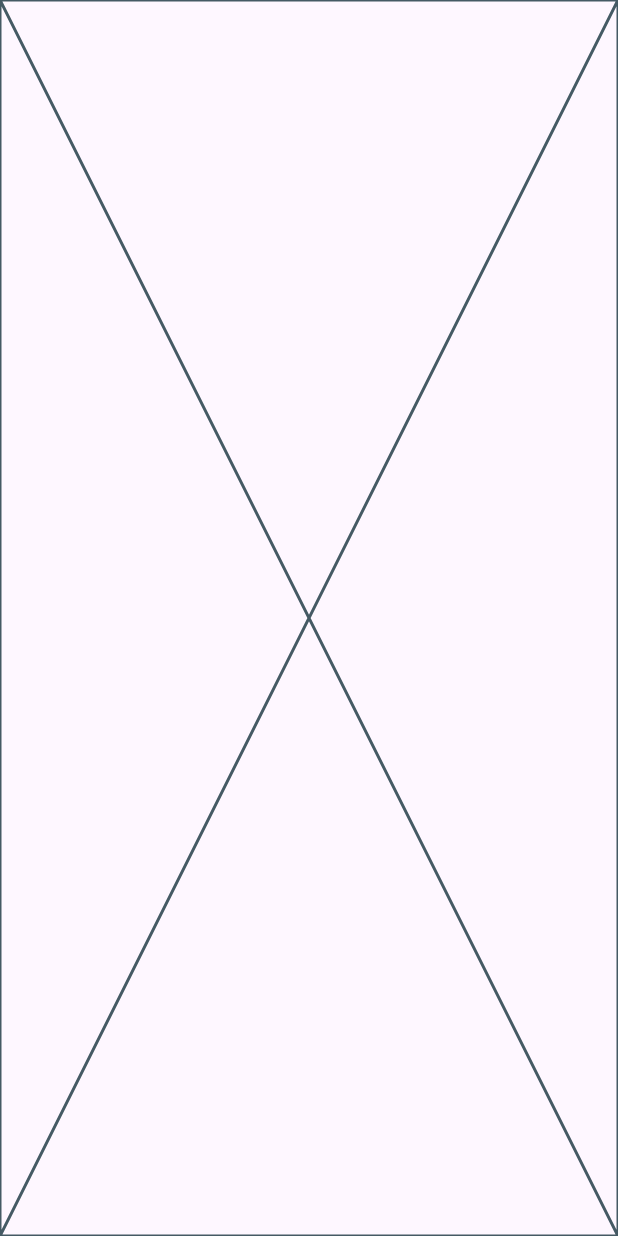
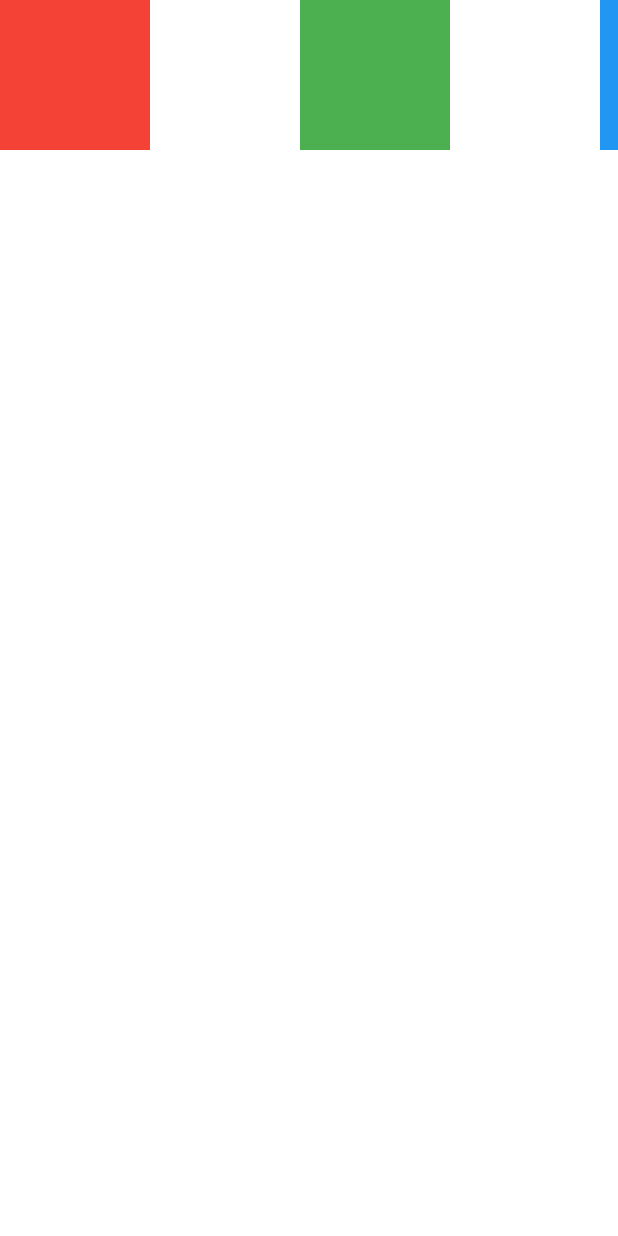
Before and after one commit to ruinivist/infinite_lazy_grid, a Flutter app: the screen it shows after launch, on a phone screen of 412 x 824 dp. Run offline on Flutter 3.47's test engine with Material 3 defaults, Android fonts, the phone set to English and light mode, and no system bars.

Commit message:
canvas with panning

```diff
--- a/example/lib/app.dart
+++ b/example/lib/app.dart
@@ -9,8 +9,60 @@ class App extends StatefulWidget {
 }
 
 class _AppState extends State<App> {
+  Offset _dragStartFocalPoint = Offset.zero;
+  Offset _lastFocalPoint = Offset.zero;
+  Offset _offset = Offset.zero;
+  double _scale = 1.0;
+
   @override
   Widget build(BuildContext context) {
-    return Scaffold(body: InfiniteLazy2dGrid());
+    return Scaffold(
+      body: CanvasView(
+        children: [
+          Container(width: 100, height: 100, color: Colors.red),
+          Container(width: 100, height: 100, color: Colors.green),
+          Container(width: 100, height: 100, color: Colors.blue),
+        ],
+        positions: [
+          Offset(0, 0), // Position for red container
+          Offset(200, 0), // Position for green container
+          Offset(400, 0), // Position for blue container
+        ],
+        offset: _offset,
+        scale: _scale,
+        handleScaleUpdate: (details) {
+          // double dampeningFactor = 0.1;
+          // double scaleDelta = (details.scale - 1) * dampeningFactor;
+          // double newScale = _scale * (1 + scaleDelta);
+          // newScale = newScale.clamp(0.4, 4.0);
+
+          // focal point in the coordinate system of the grid
+          Offset focalPoint = details.localFocalPoint;
+          Offset gridFocalPoint = (_offset + focalPoint) / _scale;
+
+          // new scale set
+          // _scale = newScale;
+
+          // adjust offset to keep the focal point stationary
+          _offset = gridFocalPoint * _scale - focalPoint;
+
+          // panning
+          if (_lastFocalPoint != null) {
+            // right is positive, down is positive
+            Offset delta = -(details.focalPoint - _lastFocalPoint!); //inverse panning (natural)
+            const sensitivity = 1.0; // Adjust sensitivity as needed
+            _offset += delta * sensitivity;
+          }
+          _lastFocalPoint = details.focalPoint;
+          setState(() {});
+        },
+        handleScaleStart: (details) {
+          _lastFocalPoint = details.localFocalPoint;
+          _dragStartFocalPoint = details.localFocalPoint;
+          setState(() {});
+        },
+        canvasBackground: const SingleColorBackround(Colors.white),
+      ),
+    );
   }
 }
--- /dev/null
+++ b/lib/core/background.dart
@@ -0,0 +1,30 @@
+import 'package:flutter/material.dart';
+
+abstract class CanvasBackground {
+  /// the fill color of background
+  final Color bgColor;
+  const CanvasBackground({this.bgColor = Colors.white});
+
+  /// draw the backround on this context. Implement this to have
+  /// different kinds of backgrounds
+  void paint(Canvas canvas, Offset offset, double scale, Size canvasSize);
+}
+
+class NoBackground extends CanvasBackground {
+  const NoBackground();
+
+  @override
+  void paint(Canvas canvas, Offset offset, double scale, Size canvasSize) {}
+}
+
+class SingleColorBackround extends CanvasBackground {
+  const SingleColorBackround(Color backgroundColor) : super(bgColor: backgroundColor);
+
+  @override
+  void paint(Canvas canvas, Offset offset, double scale, Size canvasSize) {
+    final paint = Paint()
+      ..color = bgColor
+      ..style = PaintingStyle.fill;
+    canvas.drawRect(Rect.fromLTWH(0, 0, canvasSize.width, canvasSize.height), paint);
+  }
+}
--- /dev/null
+++ b/lib/core/render.dart
@@ -0,0 +1,180 @@
+import 'package:flutter/material.dart';
+import 'package:flutter/rendering.dart';
+
+import 'background.dart';
+
+/// An infinite canvas that places all the children at the specified positions.
+class CanvasView extends StatelessWidget {
+  final Offset offset;
+  final List<Offset> positions;
+  final List<Widget> children;
+  final CanvasBackground canvasBackground;
+  final double scale;
+  final void Function(ScaleUpdateDetails details) handleScaleUpdate;
+  final void Function(ScaleStartDetails details) handleScaleStart;
+
+  const CanvasView({
+    required this.children,
+    required this.positions,
+    required this.offset,
+    required this.scale,
+    required this.handleScaleUpdate,
+    required this.handleScaleStart,
+    required this.canvasBackground,
+    super.key,
+  }) : assert(children.length == positions.length, 'Children and positions must have the same length');
+
+  @override
+  Widget build(BuildContext context) {
+    return Container(
+      color: canvasBackground.bgColor,
+      child: GestureDetector(
+        behavior: HitTestBehavior.translucent,
+        onScaleUpdate: handleScaleUpdate,
+        onScaleStart: handleScaleStart,
+        child: _CanvasRenderObject(
+          offset: offset,
+          scale: scale,
+          positions: positions,
+          canvasBackground: canvasBackground,
+          children: children,
+        ),
+      ),
+    );
+  }
+}
+
+class _CanvasRenderObject extends MultiChildRenderObjectWidget {
+  final Offset offset;
+  final double scale;
+
+  final List<Offset> positions;
+  final CanvasBackground canvasBackground;
+
+  const _CanvasRenderObject({
+    required this.offset,
+    required this.scale,
+    required this.positions,
+    required super.children,
+    required this.canvasBackground,
+  });
+
+  @override
+  RenderObject createRenderObject(BuildContext context) {
+    return _CanvasRenderBox(offset: offset, scale: scale, positions: positions, canvasBackground: canvasBackground);
+  }
+
+  @override
+  void updateRenderObject(BuildContext context, _CanvasRenderBox renderObject) {
+    renderObject
+      ..offset = offset
+      ..positions = positions
+      ..scale = scale;
+  }
+}
+
+class _CanvasParentData extends ContainerBoxParentData<RenderBox> {}
+
+class _CanvasRenderBox extends RenderBox
+    with
+        ContainerRenderObjectMixin<RenderBox, _CanvasParentData>,
+        RenderBoxContainerDefaultsMixin<RenderBox, _CanvasParentData> {
+  CanvasBackground canvasBackground;
+  Offset _offset;
+  double _scale;
+  List<Offset> _positions;
+
+  _CanvasRenderBox({required positions, required offset, required scale, required this.canvasBackground})
+    : _offset = offset,
+      _positions = positions,
+      _scale = scale;
+
+  set offset(Offset value) {
+    if (_offset == value) return;
+    _offset = value;
+    markNeedsPaint();
+  }
+
+  set positions(List<Offset> value) {
+    if (_positions == value) return;
+    _positions = value;
+    markNeedsLayout();
+  }
+
+  set scale(double value) {
+    if (_scale == value) return;
+    _scale = value;
+    markNeedsPaint();
+  }
+
+  @override
+  void setupParentData(RenderBox child) {
+    if (child.parentData is! _CanvasParentData) {
+      child.parentData = _CanvasParentData();
+    }
+  }
+
+  @override
+  void performLayout() {
+    size = constraints.biggest;
+
+    RenderBox? child = firstChild;
+    while (child != null) {
+      final _CanvasParentData childParentData = child.parentData! as _CanvasParentData;
+      child.layout(constraints.loosen(), parentUsesSize: false); // TODO: parentUsesSize should be false, but idk
+      child = childParentData.nextSibling;
+    }
+  }
+
+  @override
+  void paint(PaintingContext context, Offset canvasStartOffset) {
+    final canvas = context.canvas;
+
+    canvasBackground.paint(canvas, _offset, _scale, size);
+
+    RenderBox? child = firstChild;
+    for (int idx = 0; child != null; idx++) {
+      final _CanvasParentData childParentData = child.parentData! as _CanvasParentData;
+      final paintAt = _positions[idx] * _scale - _offset;
+      context.paintChild(child, paintAt);
+      child = childParentData.nextSibling;
+    }
+  }
+
+  // do i need to override hitTest? yes I do
+  @override
+  bool hitTest(BoxHitTestResult result, {required Offset position}) {
+    // args are propagating so this may happen, just ignore it
+    //is it a double render bug?
+    if (childCount != _positions.length) {
+      return false;
+    }
+    // TODO: this is bit slow, so the tap is shown slightly after the actual tap
+    bool hitChild = false;
+    RenderBox? child = lastChild;
+    for (int i = childCount - 1; i >= 0; i--) {
+      if (child != null) {
+        final _CanvasParentData childParentData = child.parentData! as _CanvasParentData;
+        // child is at _positions[i] in grid space
+        final ssChildPosition = _positions[i] * _scale - _offset; // child position in screen space
+        final positionInChildSpace = position - ssChildPosition; // position in child space
+        if ((child.size * _scale).contains(positionInChildSpace)) {
+          final isHit = result.addWithPaintOffset(
+            offset: null, // i convert it directly to child space
+            position: positionInChildSpace,
+            hitTest: (BoxHitTestResult result, Offset transformed) {
+              return child!.hitTest(result, position: transformed);
+            },
+          );
+          if (isHit) {
+            hitChild = true;
+            break;
+          }
+        }
+        child = childParentData.previousSibling;
+      }
+    }
+
+    return hitChild;
+  }
+}
--- a/lib/infinite_lazy_2d_grid.dart
+++ b/lib/infinite_lazy_2d_grid.dart
@@ -1,15 +1,2 @@
-import 'package:flutter/widgets.dart';
-
-class InfiniteLazy2dGrid extends StatefulWidget {
-  const InfiniteLazy2dGrid({super.key});
-
-  @override
-  State<InfiniteLazy2dGrid> createState() => _InfiniteLazy2dGridState();
-}
-
-class _InfiniteLazy2dGridState extends State<InfiniteLazy2dGrid> {
-  @override
-  Widget build(BuildContext context) {
-    return const Placeholder();
-  }
-}
+export "./core/background.dart";
+export "./core/render.dart";
```
Also changed, not shown: lib/utils/offset_extensions.dart (added, +9 -0 lines), 1 other file.
